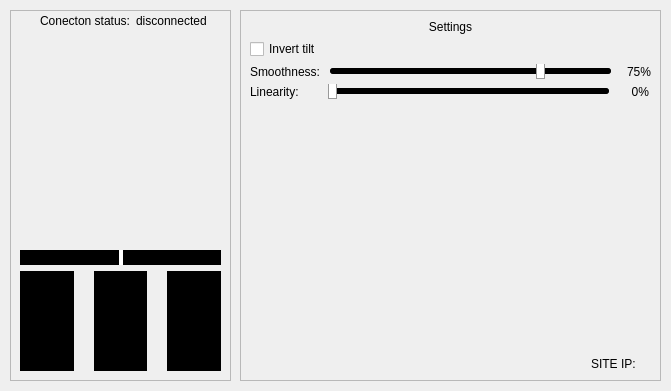
Before: the Qt Designer form mainwindow.ui in andriilanin/PASWControl, drawn with Qt 5.
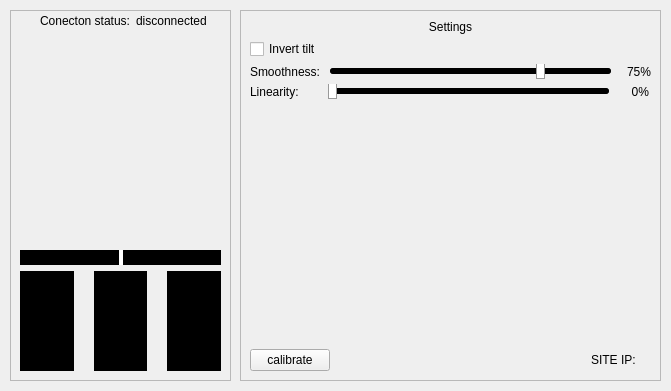
After: the same form once the commit is applied.

Commit message: calibrate button added, todo: write an instructions to calibrate in github

Diff of the .ui file:
```diff
--- a/mainwindow.ui
+++ b/mainwindow.ui
@@ -10,6 +10,18 @@
     <height>391</height>
    </rect>
   </property>
+  <property name="minimumSize">
+   <size>
+    <width>671</width>
+    <height>391</height>
+   </size>
+  </property>
+  <property name="maximumSize">
+   <size>
+    <width>671</width>
+    <height>391</height>
+   </size>
+  </property>
   <property name="windowTitle">
    <string>MainWindow</string>
   </property>
@@ -495,6 +507,32 @@
      </item>
      <item>
       <layout class="QHBoxLayout" name="siteIpInformationLayout">
+       <item>
+        <widget class="QPushButton" name="calibrateButton">
+         <property name="sizePolicy">
+          <sizepolicy hsizetype="Fixed" vsizetype="Fixed">
+           <horstretch>0</horstretch>
+           <verstretch>0</verstretch>
+          </sizepolicy>
+         </property>
+         <property name="maximumSize">
+          <size>
+           <width>500</width>
+           <height>16777215</height>
+          </size>
+         </property>
+         <property name="font">
+          <font>
+           <italic>false</italic>
+           <kerning>true</kerning>
+           <fontweight>Black</fontweight>
+          </font>
+         </property>
+         <property name="text">
+          <string>calibrate</string>
+         </property>
+        </widget>
+       </item>
        <item>
         <widget class="QLabel" name="siteIpTextLabel">
          <property name="sizePolicy">
```
The commit also changes 2 other files.
